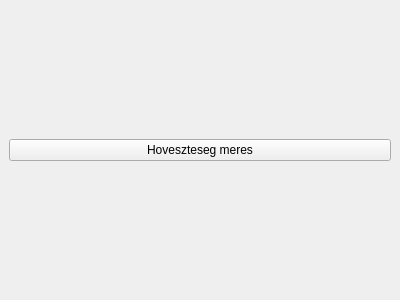
Above: hmv_widget.ui from cruizer/HMV-meretezes before the change. Below: the same form after it.
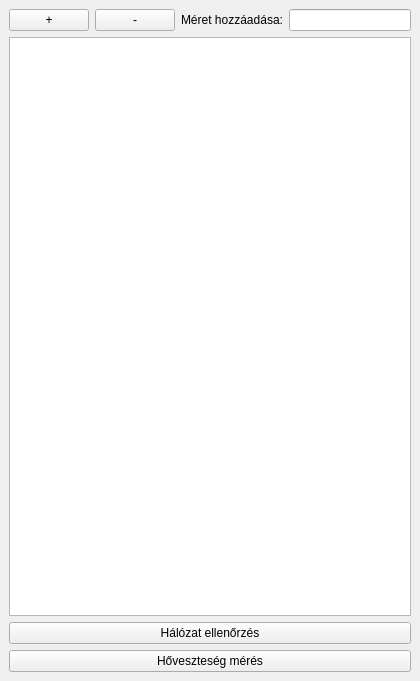
That is the form after the change.

Commit message: Added size list to dock widget

Patch:
```diff
--- a/hmv_widget.ui
+++ b/hmv_widget.ui
@@ -6,8 +6,8 @@
    <rect>
     <x>0</x>
     <y>0</y>
-    <width>400</width>
-    <height>300</height>
+    <width>420</width>
+    <height>681</height>
    </rect>
   </property>
   <property name="windowTitle">
@@ -17,10 +17,52 @@
    <layout class="QVBoxLayout" name="verticalLayout_2">
     <item>
      <layout class="QVBoxLayout" name="verticalLayout">
+      <item>
+       <layout class="QVBoxLayout" name="sizeListBlock">
+        <item>
+         <layout class="QHBoxLayout" name="addRemoveButtons">
+          <item>
+           <widget class="QPushButton" name="addSize_btn">
+            <property name="text">
+             <string>+</string>
+            </property>
+           </widget>
+          </item>
+          <item>
+           <widget class="QPushButton" name="removeSize_btn">
+            <property name="text">
+             <string>-</string>
+            </property>
+           </widget>
+          </item>
+          <item>
+           <widget class="QLabel" name="label">
+            <property name="text">
+             <string>Méret hozzáadása:</string>
+            </property>
+           </widget>
+          </item>
+          <item>
+           <widget class="QLineEdit" name="insertSize_txtField"/>
+          </item>
+         </layout>
+        </item>
+        <item>
+         <widget class="QListView" name="sizeList"/>
+        </item>
+       </layout>
+      </item>
+      <item>
+       <widget class="QPushButton" name="validateStart_btn">
+        <property name="text">
+         <string>Hálózat ellenőrzés</string>
+        </property>
+       </widget>
+      </item>
       <item>
        <widget class="QPushButton" name="heatlossStart_btn">
         <property name="text">
-         <string>Hoveszteseg meres</string>
+         <string>Hőveszteség mérés</string>
         </property>
        </widget>
       </item>
```
The commit also changes 4 other files.
